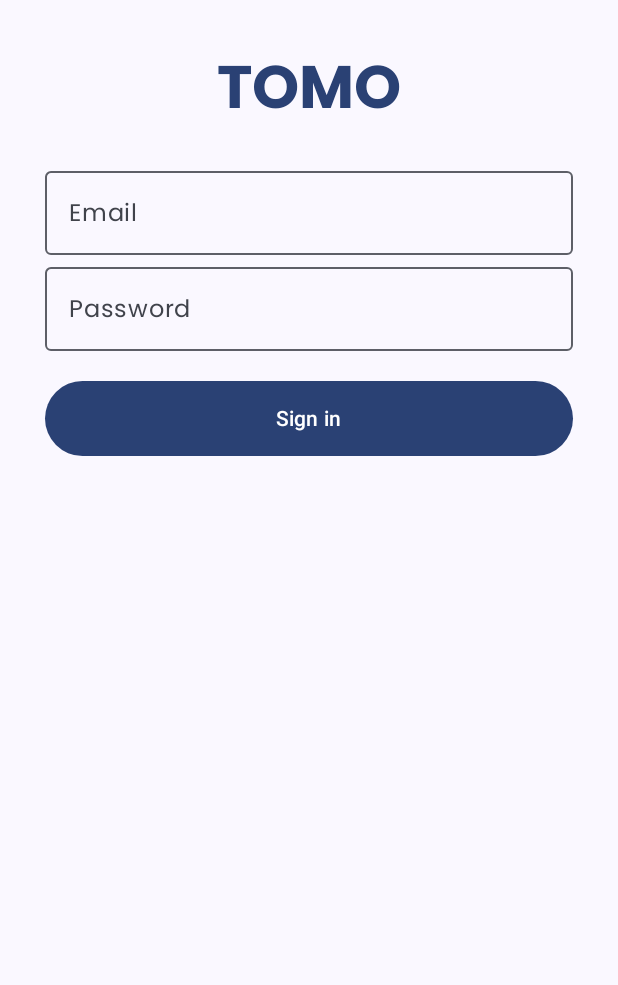
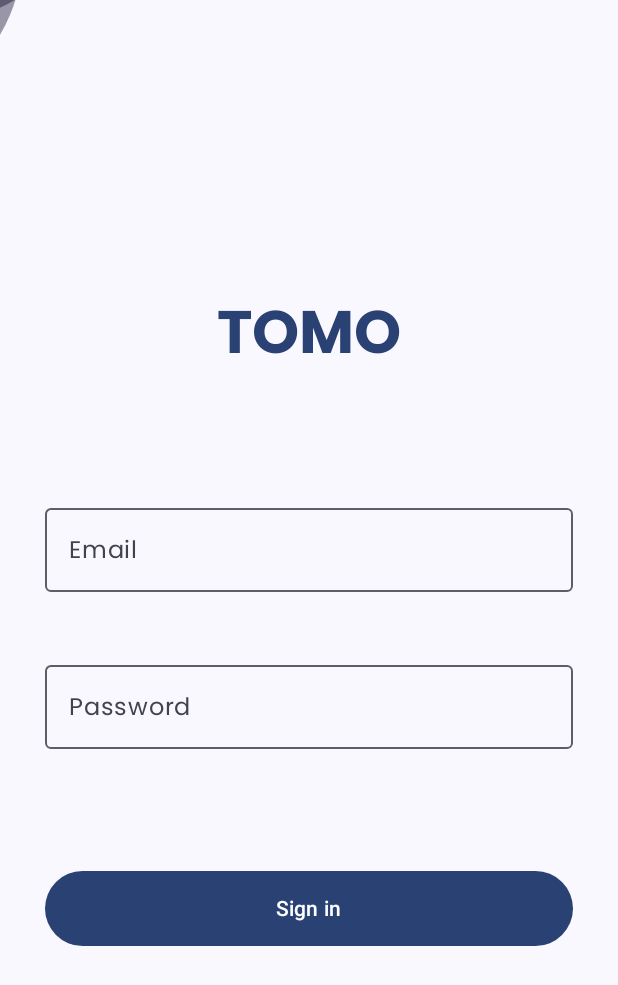
Before and after one commit to dayemsaeed/Tomo, an Android app built with Jetpack Compose: the screen it shows after launch (MainActivity), on a phone screen of 412 x 824 dp. Shown: the top 985 px of the screen. Run offline under Robolectric (Android 15) with nearby library versions, the phone set to English and light mode, and no system bars.

Commit message:
Register and login views need work. need to get bubbles to show up properly, fix spacing, add navigation, etc

```diff
--- /dev/null
+++ b/Tomo-Android/app/src/main/java/com/lumen/tomo/ui/animatedcomponents/Bubble.kt
@@ -0,0 +1,44 @@
+package com.lumen.tomo.ui.animatedcomponents
+
+import androidx.compose.animation.core.LinearEasing
+import androidx.compose.animation.core.RepeatMode
+import androidx.compose.animation.core.animateOffsetAsState
+import androidx.compose.animation.core.infiniteRepeatable
+import androidx.compose.animation.core.tween
+import androidx.compose.foundation.Canvas
+import androidx.compose.foundation.layout.size
+import androidx.compose.runtime.Composable
+import androidx.compose.runtime.getValue
+import androidx.compose.ui.Modifier
+import androidx.compose.ui.geometry.Offset
+import androidx.compose.ui.graphics.Color
+import androidx.compose.ui.unit.dp
+import com.lumen.tomo.R
+
+@Composable
+fun Bubble(
+    startAnimation: Boolean,
+    position1: Offset,
+    position2: Offset
+) {
+    val offset1 by animateOffsetAsState(
+        targetValue = if (startAnimation) position1 else position1.copy(x = position1.x + 10f, y = position1.y + 30f),
+        animationSpec = infiniteRepeatable(
+            animation = tween(3000, easing = LinearEasing),
+            repeatMode = RepeatMode.Reverse
+        ), label = "Bubble1"
+    )
+
+    val offset2 by animateOffsetAsState(
+        targetValue = if (startAnimation) position2 else position2.copy(x = position2.x + 30f, y = position2.y + 10f),
+        animationSpec = infiniteRepeatable(
+            animation = tween(3000, easing = LinearEasing),
+            repeatMode = RepeatMode.Reverse
+        ), label = "Bubble2"
+    )
+
+    Canvas(modifier = Modifier.size(300.dp)) {
+        drawCircle(color = Color(R.color.teal_200).copy(alpha = 0.4f), radius = 150f, center = offset1)
+        drawCircle(color = Color(R.color.teal_200).copy(alpha = 0.4f), radius = 150f, center = offset2)
+    }
+}
--- a/Tomo-Android/app/src/main/java/com/lumen/tomo/ui/views/LoginFragment.kt
+++ b/Tomo-Android/app/src/main/java/com/lumen/tomo/ui/views/LoginFragment.kt
@@ -3,8 +3,10 @@
 package com.lumen.tomo.ui.views
 
 import android.content.res.Configuration.UI_MODE_NIGHT_YES
+import androidx.compose.foundation.layout.Box
 import androidx.compose.foundation.layout.Column
 import androidx.compose.foundation.layout.Spacer
+import androidx.compose.foundation.layout.fillMaxSize
 import androidx.compose.foundation.layout.fillMaxWidth
 import androidx.compose.foundation.layout.height
 import androidx.compose.foundation.layout.padding
@@ -16,6 +18,7 @@ import androidx.compose.material3.OutlinedTextField
 import androidx.compose.material3.Surface
 import androidx.compose.material3.Text
 import androidx.compose.runtime.Composable
+import androidx.compose.runtime.LaunchedEffect
 import androidx.compose.runtime.getValue
 import androidx.compose.runtime.mutableStateOf
 import androidx.compose.runtime.remember
@@ -23,27 +26,43 @@ import androidx.compose.runtime.saveable.rememberSaveable
 import androidx.compose.runtime.setValue
 import androidx.compose.ui.Alignment
 import androidx.compose.ui.Modifier
+import androidx.compose.ui.geometry.Offset
 import androidx.compose.ui.res.stringResource
 import androidx.compose.ui.text.input.KeyboardType
 import androidx.compose.ui.tooling.preview.Preview
 import androidx.compose.ui.unit.dp
 import com.lumen.tomo.R
+import com.lumen.tomo.ui.animatedcomponents.Bubble
 import com.lumen.tomo.ui.theme.TomoTheme
 
 @Composable
 fun Login(modifier: Modifier = Modifier) {
     var username by remember { mutableStateOf("") }
     var password by rememberSaveable { mutableStateOf("") }
+    var startAnimation by remember { mutableStateOf(false) }
+
+    Surface(modifier = modifier.fillMaxSize()) {
+        Box(
+            modifier = Modifier
+                .fillMaxSize()
+                .padding(30.dp)
+        ) {
+            // Bubble
+            Bubble(
+                startAnimation = startAnimation,
+                position1 = Offset(-110f, -180f),
+                position2 = Offset(-180f, -90f)
+            )
             Column(
                 horizontalAlignment = Alignment.CenterHorizontally,
-        modifier = Modifier.padding(30.dp)
             ) {
+                Spacer(modifier = Modifier.weight(1f))
                 Text(
                     text = "TOMO",
                     style = MaterialTheme.typography.headlineLarge,
                     color = MaterialTheme.colorScheme.primary
                 )
-        Spacer(Modifier.height(20.dp))
+                Spacer(modifier = Modifier.weight(0.5f))
                 OutlinedTextField(
                     label = { Text(text = stringResource(id = R.string.email_label)) },
                     value = username,
@@ -51,6 +70,7 @@ fun Login(modifier: Modifier = Modifier) {
                     modifier = modifier
                         .fillMaxWidth()
                 )
+                Spacer(modifier = Modifier.weight(0.25f))
                 OutlinedTextField(
                     label = { Text(text = stringResource(id = R.string.password_label)) },
                     value = password,
@@ -59,7 +79,7 @@ fun Login(modifier: Modifier = Modifier) {
                     modifier = modifier
                         .fillMaxWidth()
                 )
-        Spacer(Modifier.height(20.dp))
+                Spacer(modifier = Modifier.weight(0.5f))
                 Button(
                     onClick = {  },
                     modifier = Modifier
@@ -68,16 +88,21 @@ fun Login(modifier: Modifier = Modifier) {
                 ) {
                     Text(text = stringResource(id = R.string.action_sign_in_short))
                 }
+                Spacer(modifier = Modifier.weight(1f))
             }
         }
+    }
+    LaunchedEffect(Unit) {
+        startAnimation = true
+    }
+}
+
 
 @Preview(name="Login", showBackground = true)
 @Composable
 fun LoginPreview() {
     TomoTheme {
-        Surface {
         Login()
-        }
     }
 }
 
@@ -85,8 +110,6 @@ fun LoginPreview() {
 @Composable
 fun LoginDarkPreview() {
     TomoTheme {
-        Surface {
         Login()
     }
 }
-}
--- a/Tomo-Android/app/src/main/res/values/colors.xml
+++ b/Tomo-Android/app/src/main/res/values/colors.xml
@@ -7,4 +7,6 @@
     <color name="teal_700">#FF018786</color>
     <color name="black">#FF000000</color>
     <color name="white">#FFFFFFFF</color>
+    <color name="navy">#0C356A</color>
+    <color name="teal">#40F8FF</color>
 </resources>
--- a/Tomo-Android/build.gradle.kts
+++ b/Tomo-Android/build.gradle.kts
@@ -1,6 +1,6 @@
 // Top-level build file where you can add configuration options common to all sub-projects/modules.
 plugins {
-    id("com.android.application") version "8.1.0" apply false
+    id("com.android.application") version "8.1.1" apply false
     id("org.jetbrains.kotlin.android") version "1.8.10" apply false
     id("com.google.gms.google-services") version "4.3.15" apply false
 }
```
Also changed, not shown: Tomo-Android/app/src/main/java/com/lumen/tomo/ui/views/RegisterFragment.kt (+31 -6 lines). Lines whose indentation alone changed are shown as unchanged.
